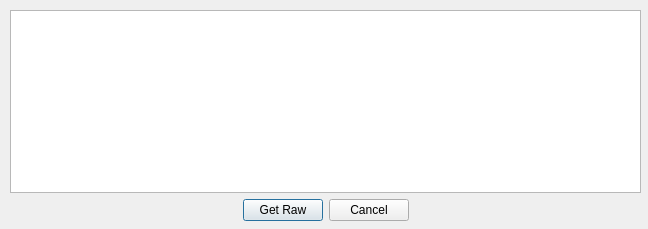
This is data_raw.ui in LuisFilipeDias/puncher as Qt 5 draws it before an edit. The edited form follows.
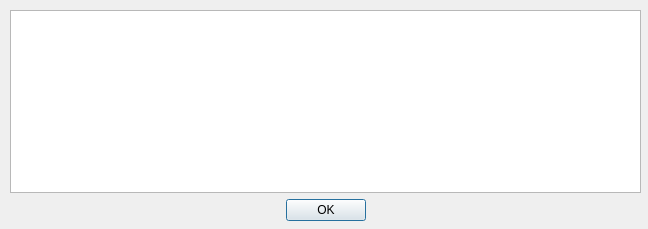
This is the edited form.

The edit to the form file:
```diff
--- a/data_raw.ui
+++ b/data_raw.ui
@@ -13,7 +13,7 @@
   <property name="windowTitle">
    <string>Dialog</string>
   </property>
-  <widget class="QWidget" name="">
+  <widget class="QWidget" name="layoutWidget">
    <property name="geometry">
     <rect>
      <x>10</x>
@@ -27,7 +27,7 @@
      <widget class="QTableView" name="tableView"/>
     </item>
     <item>
-     <layout class="QHBoxLayout" name="horizontalLayout" stretch="0,0,0,0">
+     <layout class="QHBoxLayout" name="horizontalLayout" stretch="0,0,0">
       <property name="leftMargin">
        <number>0</number>
       </property>
@@ -41,23 +41,16 @@
         </property>
         <property name="sizeHint" stdset="0">
          <size>
-          <width>100</width>
+          <width>40</width>
           <height>20</height>
          </size>
         </property>
        </spacer>
       </item>
-      <item>
-       <widget class="QPushButton" name="data_raw_get_raw">
-        <property name="text">
-         <string>Get Raw</string>
-        </property>
-       </widget>
-      </item>
       <item>
        <widget class="QPushButton" name="data_raw_cancel">
         <property name="text">
-         <string>Cancel</string>
+         <string>OK</string>
         </property>
        </widget>
       </item>
@@ -68,7 +61,7 @@
         </property>
         <property name="sizeHint" stdset="0">
          <size>
-          <width>100</width>
+          <width>40</width>
           <height>20</height>
          </size>
         </property>
```
